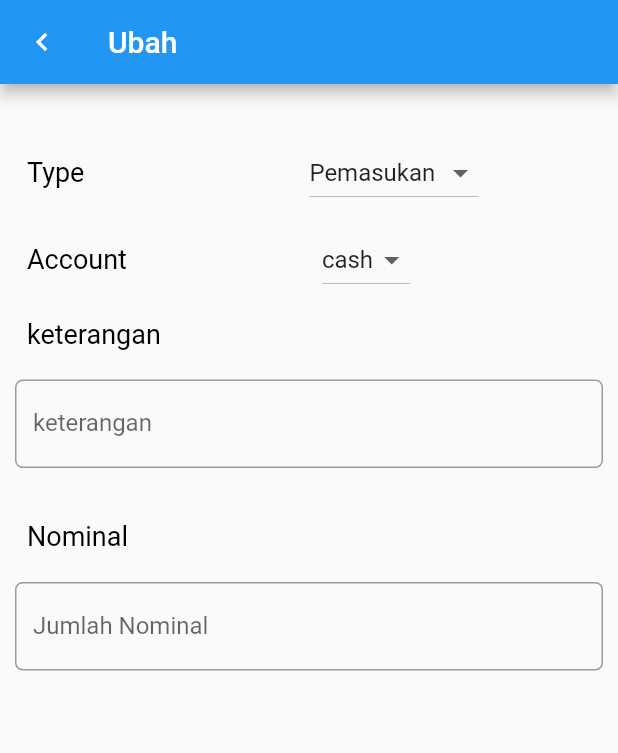
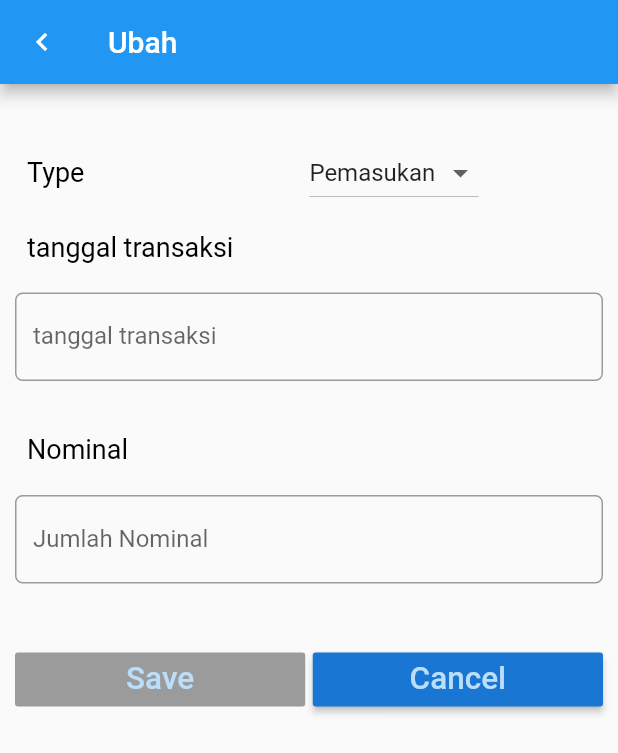
Before and after one commit to room2468/12-final-project-zeatech-1, a Flutter app: the EntryForm screen opened directly with empty values, on a phone screen of 412 x 824 dp. Shown: the top 753 px of the screen. Run offline on Flutter 3.47's test engine with Material 2 defaults, Android fonts, the phone set to English and light mode, and no system bars; our stand-ins replace firebase_auth, google_sign_in, sqflite; accounts and stored records are empty.

Commit message:
pemanggilan model untuk halaman input

```diff
--- a/lib/layouts/input.dart
+++ b/lib/layouts/input.dart
@@ -1,4 +1,7 @@
 import 'package:flutter/material.dart';
+import 'package:zeatech/models/informasi.dart';
+import 'package:zeatech/models/transaksi.dart';
+import 'package:zeatech/helpers/dbhelper.dart';
 
 class EntryForm extends StatefulWidget {
   final int index;
@@ -24,20 +27,12 @@ class EntryFormState extends State<EntryForm> {
   var listType = ["Pemasukan", "Pengeluaran"];
   List<String> listViewType = List<String>();
   String valType = "Pemasukan";
-  var account = ["cash", "bank"];
-  String valAcc = "cash";
-  int inputjumlah;
-  String tipe;
+  int nominal;
+  String tanggal;
 
   void dropdownOnChangedt(String changeValue) {
     setState(() {
       valType = changeValue;
-    });
-  }
-
-  void dropdownOnChangeda(String changeValue) {
-    setState(() {
-      valAcc = changeValue;
     });
   }
 
@@ -58,8 +53,7 @@ class EntryFormState extends State<EntryForm> {
                 children: [
                   Container(
                     margin: EdgeInsets.only(top: 20, left: 8),
-                    child: Text("Type",
-                        style: TextStyle(color: Colors.black, fontSize: 18)),
+                    child: Text("Type",style: TextStyle(color: Colors.black, fontSize: 18)),
                   ),
                   Container(
                     margin: EdgeInsets.only(
@@ -80,38 +74,11 @@ class EntryFormState extends State<EntryForm> {
                 ],
               ),
 
-              // account
-              Row(
-                children: [
-                  Container(
-                    margin: EdgeInsets.only(top: 10, left: 8),
-                    child: Text("Account",
-                        style: TextStyle(color: Colors.black, fontSize: 18)),
-                  ),
-                  Container(
-                    margin: EdgeInsets.only(
-                      left: 130,
-                      top: 10,
-                    ),
-                    child: DropdownButton<String>(
-                      items: account.map((String value) {
-                        return DropdownMenuItem<String>(
-                          value: value,
-                          child: Text(value),
-                        );
-                      }).toList(),
-                      value: valAcc,
-                      onChanged: dropdownOnChangeda,
-                    ),
-                  ),
-                ],
-              ),
-
-              // keterangan
+              // tanggal
               Container(
                 margin: EdgeInsets.only(top: 15, left: 8),
                 alignment: Alignment.topLeft,
-                child: Text("keterangan",
+                child: Text("tanggal transaksi",
                     style: TextStyle(color: Colors.black, fontSize: 18)),
               ),
               Padding(
@@ -120,7 +87,7 @@ class EntryFormState extends State<EntryForm> {
                   controller: keteranganController,
                   keyboardType: TextInputType.text,
                   decoration: InputDecoration(
-                    labelText: 'keterangan',
+                    labelText: 'tanggal transaksi',
                     border: OutlineInputBorder(
                       borderRadius: BorderRadius.circular(5.0),
                     ),
@@ -150,6 +117,44 @@ class EntryFormState extends State<EntryForm> {
                   onChanged: (value) {},
                 ),
               ),
+              Padding(
+                padding: EdgeInsets.only(top: 20.0, bottom: 20.0),
+                child: Row(
+                  children: <Widget>[
+                    // tombol simpan
+                    Expanded(
+                      child: RaisedButton(
+                        color: Theme.of(context).primaryColorDark,
+                        textColor: Theme.of(context).primaryColorLight,
+                        child: Text(
+                          'Save',
+                          textScaleFactor: 1.5,
+                        ),
+
+
+
+                      ),
+                    ),
+                    Container(
+                      width: 5.0,
+                    ),
+                    // tombol batal
+                    Expanded(
+                      child: RaisedButton(
+                        color: Theme.of(context).primaryColorDark,
+                        textColor: Theme.of(context).primaryColorLight,
+                        child: Text(
+                          'Cancel',
+                          textScaleFactor: 1.5,
+                        ),
+                        onPressed: () {
+                          Navigator.pop(context);
+                        },
+                      ),
+                    ),
+                  ],
+                ),
+              ),
             ],
           ),
         ));
```
